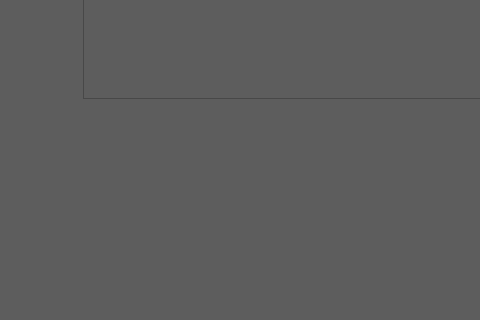
Before: the Qt Designer form my_account_soft/mysoft.ui in pk8900gh/account, drawn with Qt 5; both pictures show x 177 to 657 and y 249 to 569 of the 1024 by 768 pixel window.
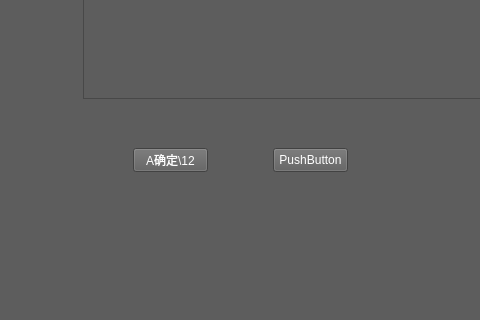
After: the same form once the commit is applied.

```diff
--- a/my_account_soft/mysoft.ui
+++ b/my_account_soft/mysoft.ui
@@ -28,6 +28,32 @@
      </rect>
     </property>
    </widget>
+   <widget class="QPushButton" name="pushButton">
+    <property name="geometry">
+     <rect>
+      <x>310</x>
+      <y>380</y>
+      <width>75</width>
+      <height>24</height>
+     </rect>
+    </property>
+    <property name="text">
+     <string>A确定\12</string>
+    </property>
+   </widget>
+   <widget class="QPushButton" name="pushButton_2">
+    <property name="geometry">
+     <rect>
+      <x>450</x>
+      <y>380</y>
+      <width>75</width>
+      <height>24</height>
+     </rect>
+    </property>
+    <property name="text">
+     <string>PushButton</string>
+    </property>
+   </widget>
   </widget>
   <widget class="QMenuBar" name="menuBar">
    <property name="geometry">
```
Left out of the diff: 19 changed lines with no effect on the pictures.
